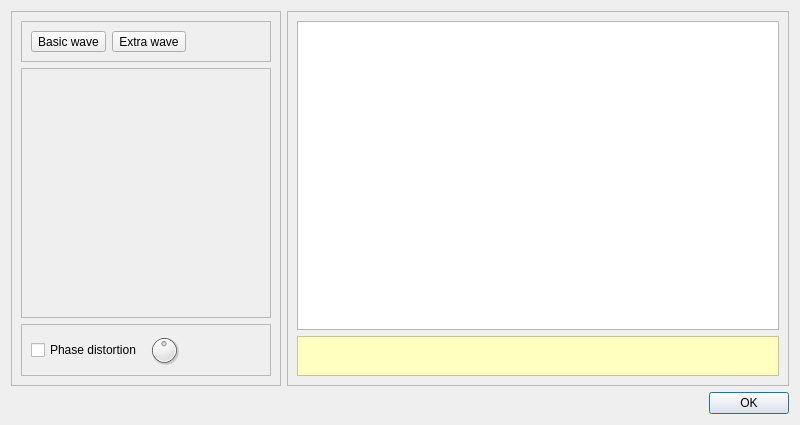
First picture: the form in sources/new-wave-editor.ui, repository jpcima/dessiner-un-son, before the edit.
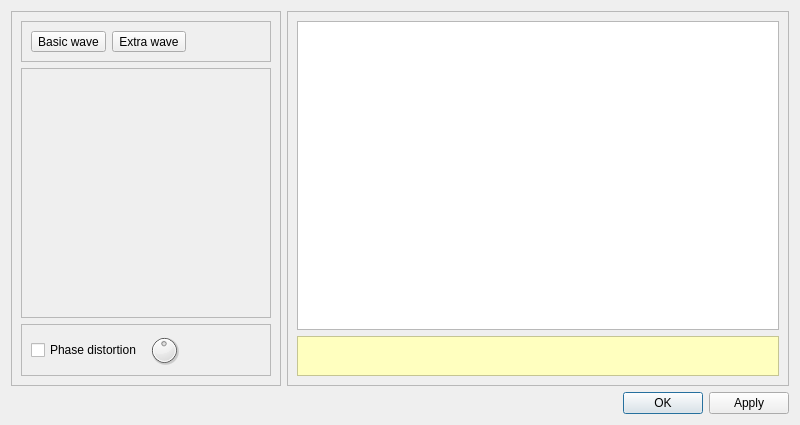
Second picture: the form after the edit. Custom widgets are drawn as their Qt base class.

Commit message: generator dialog apply button

```diff
--- a/sources/new-wave-editor.ui
+++ b/sources/new-wave-editor.ui
@@ -218,7 +218,7 @@
    <item>
     <widget class="QDialogButtonBox" name="buttonBox">
      <property name="standardButtons">
-      <set>QDialogButtonBox::Ok</set>
+      <set>QDialogButtonBox::Apply|QDialogButtonBox::Ok</set>
      </property>
     </widget>
    </item>
```
The commit also changes 1 other file.
